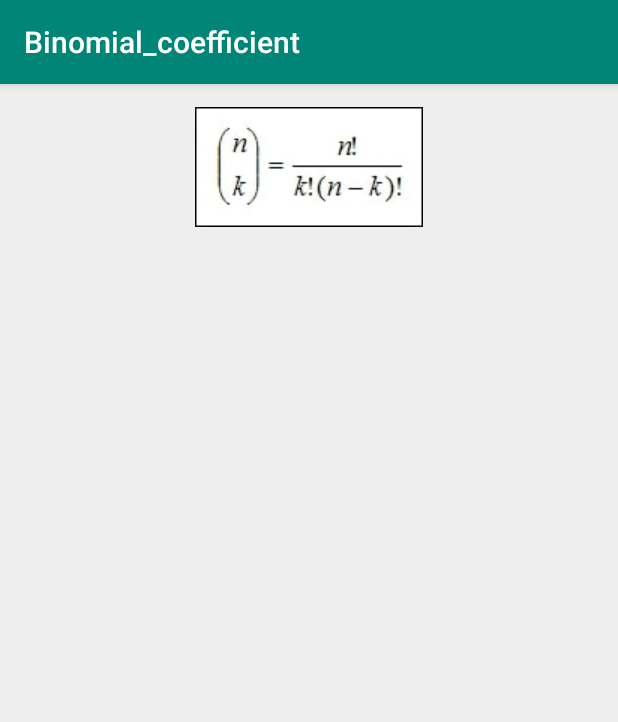
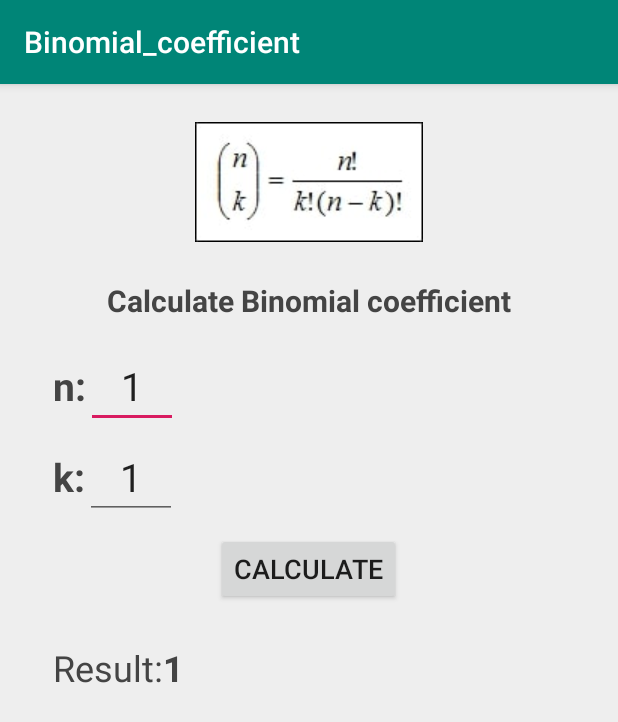
Before and after one commit to triskelion16/Binomial_coefficient, an Android app: the screen it shows after launch (MainActivity), on a phone screen of 412 x 824 dp. Shown: the top 722 px of the screen. Run offline under Robolectric (Android 15) with nearby library versions, the light colour scheme and no system bars.

Commit message:
[add] Layout_ver1

```diff
--- a/app/src/main/res/layout/activity_main.xml
+++ b/app/src/main/res/layout/activity_main.xml
@@ -12,13 +12,107 @@
         android:layout_width="wrap_content"
         android:layout_height="wrap_content"
         android:layout_centerHorizontal="true"
-        android:layout_marginTop="15dp"
+        android:layout_marginTop="25dp"
         android:adjustViewBounds="true"
-        android:contentDescription="Binomial coefficient symbol" />
+        android:contentDescription="@string/binomial_coefficient_symbol" />
 
     <TextView
+        android:id="@+id/mainTextView"
         android:layout_width="wrap_content"
         android:layout_height="wrap_content"
-        android:text="" />
+        android:layout_centerHorizontal="true"
+        android:layout_below="@id/symbolView"
+        android:layout_marginTop="25dp"
+        android:text="@string/calculate_binomial_coefficient"
+        android:textSize="20sp"
+        android:textColor="#444"
+        android:textStyle="bold"/>
+
+    <TextView
+        android:id="@+id/nTextView"
+        android:layout_width="wrap_content"
+        android:layout_height="wrap_content"
+        android:layout_below="@id/mainTextView"
+        android:layout_marginTop="25dp"
+        android:layout_marginStart="35dp"
+        android:text="@string/n"
+        android:textSize="26sp"
+        android:textColor="#444"
+        android:textStyle="bold"/>
+
+    <EditText
+        android:id="@+id/nEditText"
+        android:layout_width="wrap_content"
+        android:layout_height="wrap_content"
+        android:layout_below="@id/mainTextView"
+        android:layout_marginTop="15dp"
+        android:layout_toEndOf="@id/nTextView"
+        android:textAlignment="center"
+        android:ems="2"
+        android:inputType="number"
+        android:maxLength="2"
+        android:text="@string/_1"
+        android:textSize="26sp"
+        android:importantForAutofill="no"/>
+
+    <TextView
+        android:id="@+id/kTextView"
+        android:layout_width="wrap_content"
+        android:layout_height="wrap_content"
+        android:layout_below="@id/nTextView"
+        android:layout_marginTop="25dp"
+        android:layout_marginStart="35dp"
+        android:text="@string/k"
+        android:textSize="26sp"
+        android:textColor="#444"
+        android:textStyle="bold"/>
+
+    <EditText
+        android:id="@+id/kEditText"
+        android:layout_width="wrap_content"
+        android:layout_height="wrap_content"
+        android:layout_below="@id/nTextView"
+        android:layout_marginTop="15dp"
+        android:layout_toEndOf="@id/kTextView"
+        android:textAlignment="center"
+        android:ems="2"
+        android:inputType="number"
+        android:maxLength="2"
+        android:text="@string/_1"
+        android:textSize="26sp"
+        android:importantForAutofill="no"/>
+
+    <Button
+        android:id="@+id/calculateButton"
+        android:layout_width="wrap_content"
+        android:layout_height="wrap_content"
+        android:layout_below="@id/kTextView"
+        android:layout_marginTop="20dp"
+        android:layout_centerHorizontal="true"
+        android:text="@string/calculate"
+        android:textSize="18sp"/>
+
+    <TextView
+        android:id="@+id/resultTextView"
+        android:layout_width="wrap_content"
+        android:layout_height="wrap_content"
+        android:layout_below="@id/calculateButton"
+        android:layout_marginTop="25dp"
+        android:layout_marginStart="35dp"
+        android:text="@string/result"
+        android:textSize="24sp"
+        android:textColor="#444"/>
+
+    <TextView
+        android:id="@+id/scoreTextView"
+        android:layout_width="wrap_content"
+        android:layout_height="wrap_content"
+        android:layout_below="@id/calculateButton"
+        android:layout_marginTop="25dp"
+        android:layout_toEndOf="@id/resultTextView"
+        android:text="@string/_1"
+        android:textSize="24sp"
+        android:textColor="#444"
+        android:textStyle="bold" />
 
 </RelativeLayout>
--- a/app/src/main/res/values/strings.xml
+++ b/app/src/main/res/values/strings.xml
@@ -1,3 +1,12 @@
 <resources>
     <string name="app_name">Binomial_coefficient</string>
+    <string name="binomial_coefficient_symbol">Binomial coefficient symbol</string>
+    <string name="calculate_binomial_coefficient">Calculate Binomial coefficient</string>
+    <string name="n">n:</string>
+    <string name="_1">1</string>
+    <string name="k">k:</string>
+    <string name="_1">1</string>
+    <string name="calculate">Calculate</string>
+    <string name="result">Result:</string>
+    <string name="_1">1</string>
 </resources>
```
